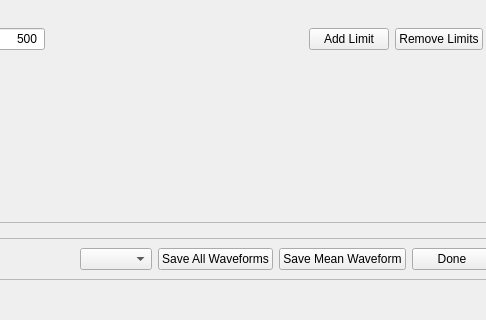
The window that src/pyclust_main_layout.ui (JasonMoore17/PyClust) describes before a commit, drawn with Qt 5; both pictures show x 518 to 1004 and y 565 to 885 of the 1329 by 885 pixel window.
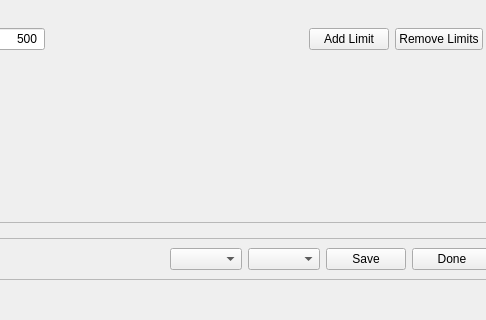
The same window after the commit. Custom widgets are drawn as their Qt base class.

Commit message: uses oop for multiple attribute types to save

```diff
--- a/src/pyclust_main_layout.ui
+++ b/src/pyclust_main_layout.ui
@@ -1050,16 +1050,12 @@
             </widget>
            </item>
            <item>
-            <widget class="QPushButton" name="pushButton_saveLabeledMembers">
-             <property name="text">
-              <string>Save All Waveforms</string>
-             </property>
-            </widget>
+            <widget class="QComboBox" name="comboBox_attrTypes"/>
            </item>
            <item>
             <widget class="QPushButton" name="pushButton_saveLabeledCluster">
              <property name="text">
-              <string>Save Mean Waveform</string>
+              <string>Save</string>
              </property>
             </widget>
            </item>
```
Left out of the diff: 2 changed lines with no effect on the pictures. The commit also changes 5 other files.
